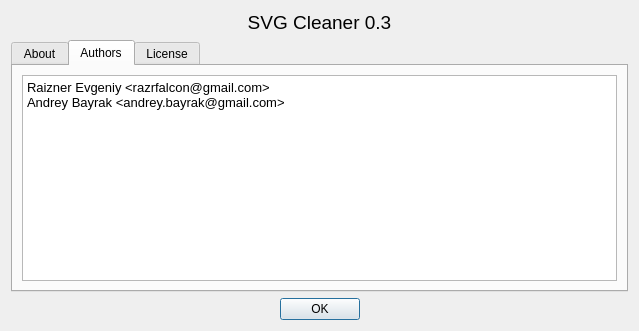
Old version of the form src/aboutdialog.ui in the repository RazrFalcon/svgcleaner.
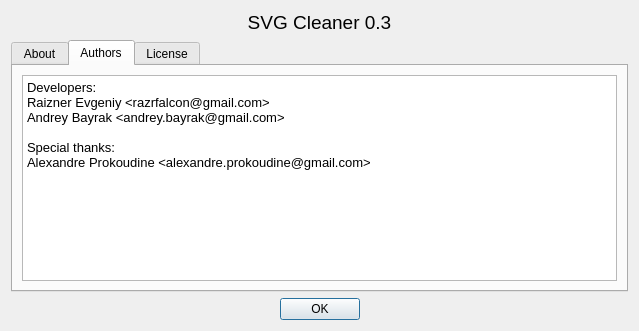
New version of the form. The open tabs and pages were chosen to show the change.

What changed in the file:
```diff
--- a/src/aboutdialog.ui
+++ b/src/aboutdialog.ui
@@ -72,8 +72,12 @@
 &lt;html&gt;&lt;head&gt;&lt;meta name=&quot;qrichtext&quot; content=&quot;1&quot; /&gt;&lt;style type=&quot;text/css&quot;&gt;
 p, li { white-space: pre-wrap; }
 &lt;/style&gt;&lt;/head&gt;&lt;body style=&quot; font-family:'Verdana'; font-size:10pt; font-weight:400; font-style:normal;&quot;&gt;
+&lt;p style=&quot; margin-top:0px; margin-bottom:0px; margin-left:0px; margin-right:0px; -qt-block-indent:0; text-indent:0px;&quot;&gt;Developers:&lt;/p&gt;
 &lt;p style=&quot; margin-top:0px; margin-bottom:0px; margin-left:0px; margin-right:0px; -qt-block-indent:0; text-indent:0px;&quot;&gt;Raizner Evgeniy &amp;lt;razrfalcon@gmail.com&amp;gt;&lt;/p&gt;
-&lt;p style=&quot; margin-top:0px; margin-bottom:0px; margin-left:0px; margin-right:0px; -qt-block-indent:0; text-indent:0px;&quot;&gt;Andrey Bayrak &amp;lt;andrey.bayrak@gmail.com&amp;gt;&lt;/p&gt;&lt;/body&gt;&lt;/html&gt;</string>
+&lt;p style=&quot; margin-top:0px; margin-bottom:0px; margin-left:0px; margin-right:0px; -qt-block-indent:0; text-indent:0px;&quot;&gt;Andrey Bayrak &amp;lt;andrey.bayrak@gmail.com&amp;gt;&lt;/p&gt;
+&lt;p style=&quot;-qt-paragraph-type:empty; margin-top:0px; margin-bottom:0px; margin-left:0px; margin-right:0px; -qt-block-indent:0; text-indent:0px;&quot;&gt;&lt;/p&gt;
+&lt;p style=&quot; margin-top:0px; margin-bottom:0px; margin-left:0px; margin-right:0px; -qt-block-indent:0; text-indent:0px;&quot;&gt;Special thanks:&lt;/p&gt;
+&lt;p style=&quot; margin-top:0px; margin-bottom:0px; margin-left:0px; margin-right:0px; -qt-block-indent:0; text-indent:0px;&quot;&gt;Alexandre Prokoudine &amp;lt;alexandre.prokoudine@gmail.com&amp;gt;&lt;/p&gt;&lt;/body&gt;&lt;/html&gt;</string>
          </property>
         </widget>
        </item>
```
